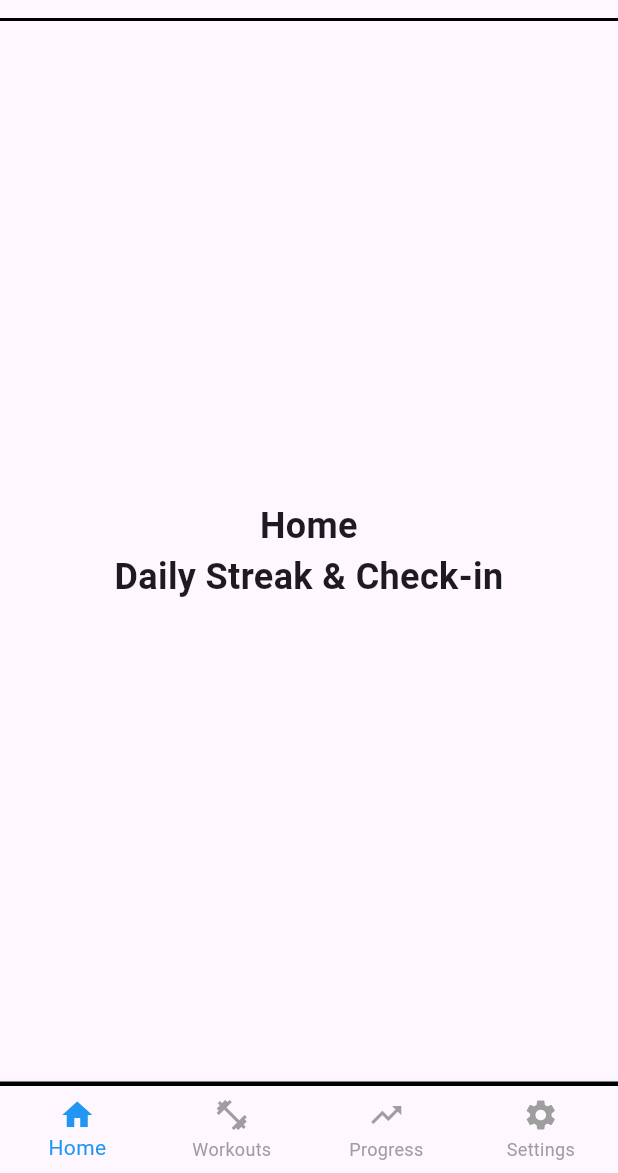
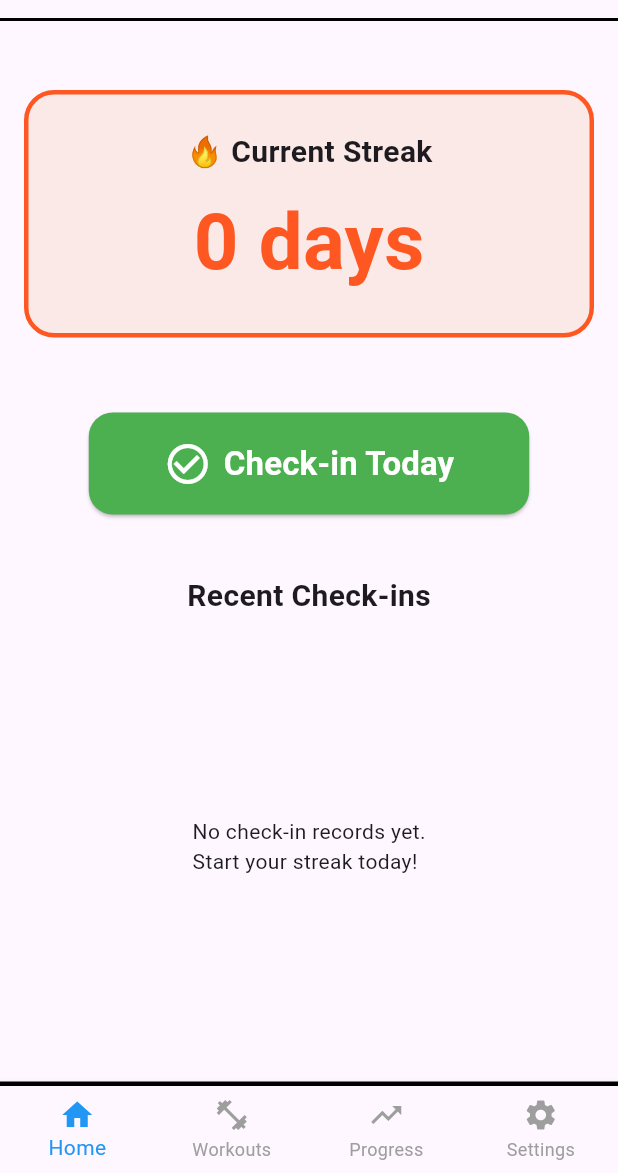
Before and after one commit to Superjzz12138/SocialAnxiTeam_Project1, a Flutter app: the screen it shows after launch, on a phone screen of 412 x 824 dp, the part 63-1236 px from its top. Run offline on Flutter 3.47's test engine with Material 3 defaults, Android fonts, the phone set to English and light mode, and no system bars; our stand-ins replace sqflite; accounts and stored records are empty.

Commit message:
- added DatebaseHelper with workout_plans and daily_checkins tables - Created WorkoutPlan model - Implemented HomeTab with streak counter, check-in button and recent check-ins - Fixed SQL syntax errors (SELETE -> SELECT, commas, wrong formated comments) - Fixed _onUpgrade logic

```diff
--- a/lib/main.dart
+++ b/lib/main.dart
@@ -1,5 +1,6 @@
 import 'package:flutter/material.dart';
 import 'package:provider/provider.dart';
+import 'database/database_helper.dart';
 
 void main() {
   runApp(
@@ -110,15 +111,160 @@ class _MainScreenState extends State<MainScreen> {
 }
 
 //Const Contents of Each Tabs
-class HomeTab extends StatelessWidget {
+class HomeTab extends StatefulWidget {
   const HomeTab({super.key});
+
   @override
-  Widget build(BuildContext context) => const Center(
-        child: Text('Home\nDaily Streak & Check-in',
-            style: TextStyle(fontSize: 24, fontWeight: FontWeight.bold),
-            textAlign: TextAlign.center),
+  State<HomeTab> createState() => _HomeTabState();
+}
+
+class _HomeTabState extends State<HomeTab> {
+  final DatabaseHelper _dbHelper = DatabaseHelper.instance;
+
+  int _streak = 0;
+  bool _hasCheckedInToday = false;
+  List<String> _history = [];
+  bool _isLoading = true;
+
+  @override
+  void initState() {
+    super.initState();
+    _loadData();
+  }
+
+
+    // 加载打卡数据（streak + 今天是否已打卡 + 历史记录）
+  Future<void> _loadData() async {
+    final streak = await _dbHelper.getCurrentStreak();
+    final history = await _dbHelper.getCheckInHistory();
+    final today = DateTime.now().toIso8601String().split('T')[0];
+
+    setState(() {
+      _streak = streak;
+      _history = history;
+      _hasCheckedInToday = history.contains(today);
+      _isLoading = false;
+    });
+  }
+
+
+  Future<void> _handleCheckIn() async {
+    final success = await _dbHelper.chekcInToday();
+
+
+    if (success) {
+      ScaffoldMessenger.of(context).showSnackBar(
+        const SnackBar(
+          content: Text('✅ Check-in successful! Keep the streak going!'),
+          backgroundColor: Colors.green,
+        ),
       );
+      _loadData();
+    } else {
+      ScaffoldMessenger.of(context).showSnackBar(
+        const SnackBar(
+          content: Text('You have already checked in today!'),
+          backgroundColor: Colors.orange,
+        ),
+      );
+    }
+  }
+
+@override
+Widget build(BuildContext context) {
+  if (_isLoading) {
+    return const Center(child: CircularProgressIndicator());
+  }
+
+  return Padding(
+    padding: const EdgeInsets.all(16.0),
+    child: Column(
+      crossAxisAlignment: CrossAxisAlignment.center,
+      children: [
+        const SizedBox(height: 30),
+
+        // Current Checkin Streak
+        Container(
+          width: double.infinity,
+          padding: const EdgeInsets.all(24),
+          decoration: BoxDecoration(
+            color: Colors.deepOrange.shade50,
+            borderRadius: BorderRadius.circular(20),
+            border: Border.all(color: Colors.deepOrange, width: 3),
+          ),
+          child: Column(
+            children: [
+              const Text(
+                '🔥 Current Streak',
+                style: TextStyle(fontSize: 20, fontWeight: FontWeight.bold),
+              ),
+              const SizedBox(height: 8),
+              Text(
+                '$_streak days',
+                style: const TextStyle(
+                  fontSize: 52,
+                  fontWeight: FontWeight.bold,
+                  color: Colors.deepOrange,
+                ),
+              ),
+            ],
+          ),
+        ),
+
+        const SizedBox(height: 50),
+
+        // Check-in Button
+        ElevatedButton.icon(
+          onPressed: _hasCheckedInToday ? null : _handleCheckIn,
+          icon: const Icon(Icons.check_circle_outline, size: 32),
+          label: Text(
+            _hasCheckedInToday ? 'Already Checked In Today ✓' : 'Check-in Today',
+            style: const TextStyle(fontSize: 22, fontWeight: FontWeight.bold),
+          ),
+          style: ElevatedButton.styleFrom(
+            padding: const EdgeInsets.symmetric(horizontal: 50, vertical: 18),
+            backgroundColor: _hasCheckedInToday ? Colors.grey : Colors.green,
+            foregroundColor: Colors.white,
+            shape: RoundedRectangleBorder(
+              borderRadius: BorderRadius.circular(16),
+            ),
+          ),
+        ),
+
+        const SizedBox(height: 40),
+
+
+        const Text(
+          'Recent Check-ins',
+          style: TextStyle(fontSize: 20, fontWeight: FontWeight.bold),
+        ),
+        const SizedBox(height: 12),
+
+
+        Expanded(
+          child: _history.isEmpty
+              ? const Center(child: Text('No check-in records yet.\nStart your streak today!'))
+              : ListView.builder(
+                  itemCount: _history.length,
+                  itemBuilder: (context, index) {
+                    return Card(
+                      margin: const EdgeInsets.symmetric(vertical: 4),
+                      child: ListTile(
+                        leading: const Icon(Icons.calendar_today, color: Colors.green),
+                        title: Text(_history[index]),
+                        trailing: const Icon(Icons.check_circle, color: Colors.green),
+                      ),
+                    );
+                  },
+                ),
+        ),
+      ],
+    ),
+  );
 }
+
+}
+
 
 class WorkoutsTab extends StatelessWidget {
   const WorkoutsTab({super.key});
--- /dev/null
+++ b/lib/models/workout_plan.dart
@@ -0,0 +1,42 @@
+
+
+class WorkoutPlan {
+  final int? id;
+  final String name;
+  final String exercises;
+  final int sets;
+  final int reps;
+  final int restTime;
+  final String? notes;
+  final DateTime createdAt;
+
+  WorkoutPlan({
+    this.id,
+    required this.name,
+    required this.exercises,
+    required this.sets,
+    required this.reps,
+    required this.restTime,
+    this.notes,
+    required this.createdAt,
+  });
+
+  Map<String, dynamic> toMap() {
+    return {
+      'id': id,
+      'name': name,
+      'exercises': exercises,
+      'sets': sets,
+      'reps': reps,
+      'restTime': restTime,
+      'notes': notes,
+      'createdAt': createdAt.toIso8601String(),
+    };
+  }
+
+  factory WorkoutPlan.fromMap(Map<String, dynamic> map) {
+    return WorkoutPlan(id: map['id'],name: map['id'], exercises: map['exercises'], sets: map['sets'], reps: map['reps'], restTime: map['restTime'], notes: map['notes'], createdAt: map['createdAt']);
+  }
+
+
+}
```
Also changed, not shown: lib/database/database_helper.dart (added, +146 -0 lines).
